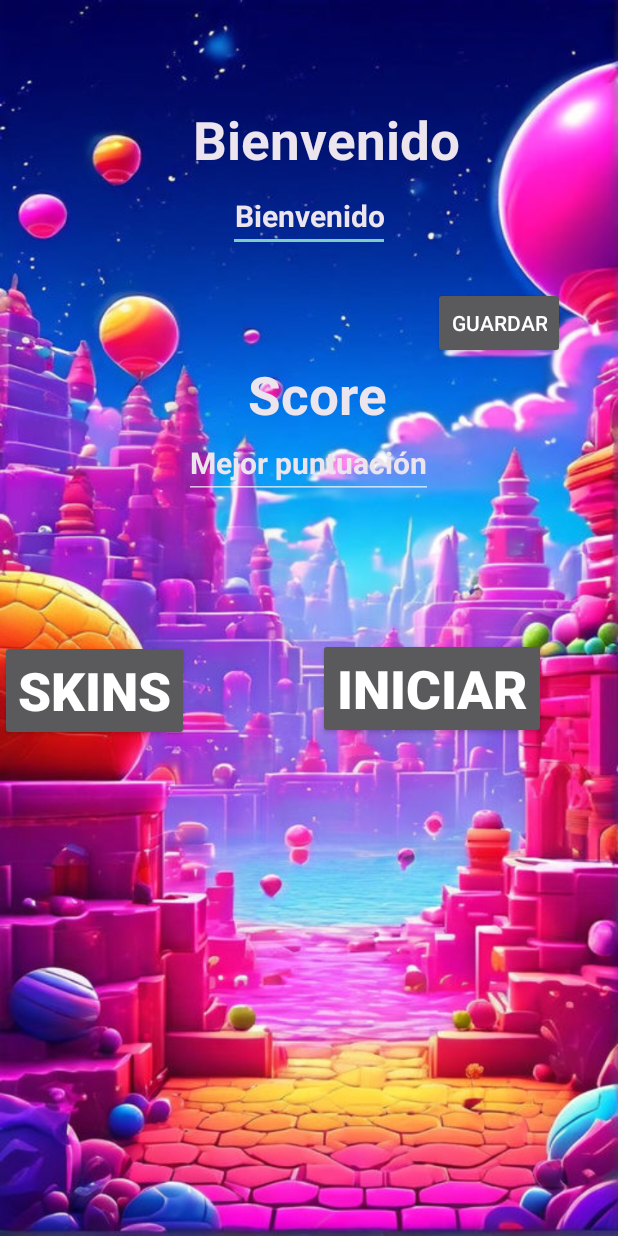
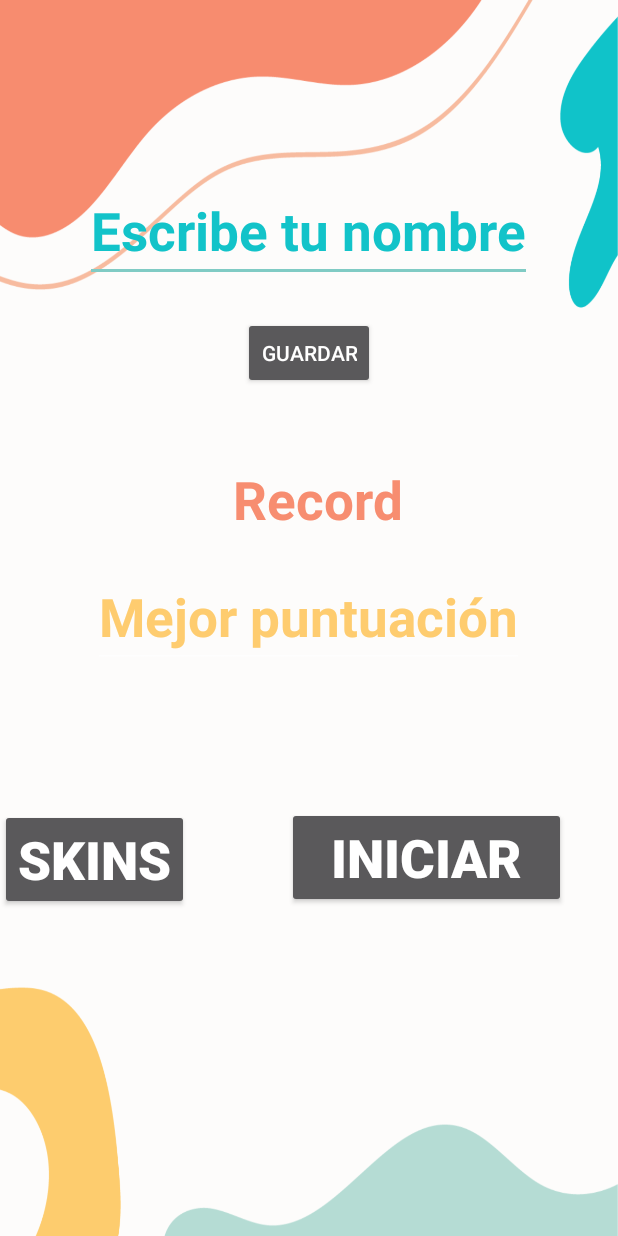
Before and after one commit to llamasdelacruz/happy_ball, an Android app: the screen it shows after launch (MainActivity), on a phone screen of 412 x 824 dp. Run offline under Robolectric (Android 15) with nearby library versions, the phone set to English and light mode, and no system bars.

Commit message:
pantalla de inicio

```diff
--- a/app/src/main/res/layout/activity_main.xml
+++ b/app/src/main/res/layout/activity_main.xml
@@ -6,21 +6,10 @@
     android:layout_width="match_parent"
     android:layout_height="match_parent"
     android:orientation="vertical"
-    android:background="@drawable/fondoinico">
+    android:background="@drawable/iniciobg">
 
-    <TextView
-        android:layout_width="wrap_content"
-        android:layout_height="wrap_content"
-        android:layout_alignParentTop="true"
-        android:layout_alignParentEnd="true"
-        android:layout_marginStart="16dp"
-        android:layout_marginTop="69dp"
-        android:layout_marginEnd="105dp"
-        android:text="Bienvenido"
-        android:textAlignment="center"
-        android:textColor="#ECE5ED"
-        android:textSize="35sp"
-        android:textStyle="bold" />
+
+
 
     <EditText
         android:id="@+id/LblNombre"
@@ -29,40 +18,41 @@
         android:layout_centerHorizontal="true"
         android:layout_marginStart="16dp"
         android:layout_marginEnd="16dp"
-        android:text="Bienvenido"
-        android:textColor="#ECE5ED"
-        android:textSize="20sp"
+        android:text="Escribe tu nombre"
+        android:textColor="#12C3C9"
+        android:textSize="35sp"
         android:textStyle="bold"
         android:layout_marginTop="120dp"
         android:textAlignment="center"
-    />
+        />
 
     <Button
         android:id="@+id/BtnEditar"
         android:layout_width="wrap_content"
         android:layout_height="wrap_content"
         android:layout_below="@id/LblNombre"
-        android:layout_alignParentEnd="true"
+        android:layout_centerHorizontal="true"
         android:layout_marginTop="23dp"
         android:layout_marginEnd="35dp"
-        android:textColor="#FFFFFF"
         android:text="Guardar"
         android:hint="Editar"
         android:onClick="evento"
         />
 
     <TextView
-        android:layout_width="wrap_content"
+        android:layout_width="184dp"
         android:layout_height="wrap_content"
+        android:layout_below="@+id/BtnEditar"
         android:layout_alignParentStart="true"
         android:layout_alignParentTop="true"
         android:layout_alignParentEnd="true"
-        android:layout_marginStart="138dp"
-        android:layout_marginTop="239dp"
-        android:layout_marginEnd="127dp"
-        android:text="Score"
+        android:layout_centerHorizontal="true"
+        android:layout_marginStart="5dp"
+        android:layout_marginTop="309dp"
+        android:layout_marginEnd="-5dp"
+        android:text="Record"
         android:textAlignment="center"
-        android:textColor="#ECE5ED"
+        android:textColor="#F78D70"
         android:textSize="35sp"
         android:textStyle="bold" />
 
@@ -71,13 +61,13 @@
         android:layout_width="wrap_content"
         android:layout_height="wrap_content"
         android:layout_below="@+id/BtnEditar"
-        android:layout_marginTop="45dp"
+        android:layout_centerHorizontal="true"
+        android:layout_marginTop="118dp"
+        android:editable="false"
         android:text="Mejor puntuación"
-        android:textColor="#ECE5ED"
-        android:textSize="20sp"
-        android:textStyle="bold"
-        android:layout_centerHorizontal="true"
-        android:editable="false"/>
+        android:textColor="#FECC6F"
+        android:textSize="35sp"
+        android:textStyle="bold" />
 
     <Button
         android:id="@+id/BtnSkins"
@@ -92,10 +82,10 @@
 
     <Button
         android:id="@+id/BtnInicio"
-        android:layout_width="wrap_content"
+        android:layout_width="186dp"
         android:layout_height="wrap_content"
         android:layout_alignBottom="@+id/TxtScore"
-        android:layout_marginStart="86dp"
+        android:layout_marginStart="65dp"
         android:layout_marginBottom="-160dp"
         android:layout_toEndOf="@+id/BtnSkins"
         android:onClick="startGame"
--- a/app/src/main/res/values/colors.xml
+++ b/app/src/main/res/values/colors.xml
@@ -3,4 +3,5 @@
     <color name="black">#FF000000</color>
     <color name="white">#FFFFFFFF</color>
     <color name="fonoIcono">#EC13D6</color>
+    <color name="clolrAzul">#FDCC6E</color>
 </resources>
--- a/app/src/main/res/values/strings.xml
+++ b/app/src/main/res/values/strings.xml
@@ -6,4 +6,5 @@
     <string name="btn_aceptar">Seleccionar</string>
     <string name="nombre">Escribe tu nombre</string>
     <string name="fondoIcono">#EC13D6</string>
+    <string name="clolrAzul">#FDCC6E</string>
 </resources>
```
Also changed, not shown: app/src/main/res/drawable/iniciobg.png (added).
